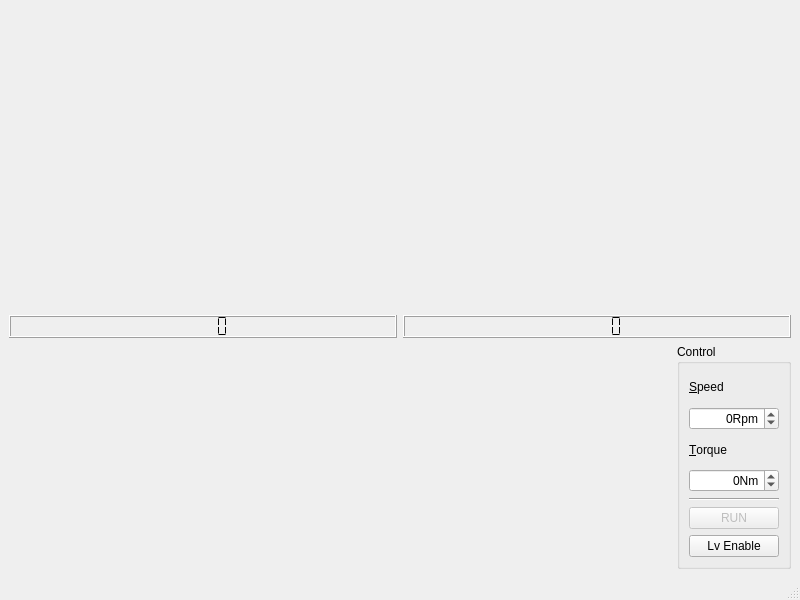
This is mainwindow.ui in Sylvain-Yu/Emma as Qt 5 draws it before an edit. The edited form follows.
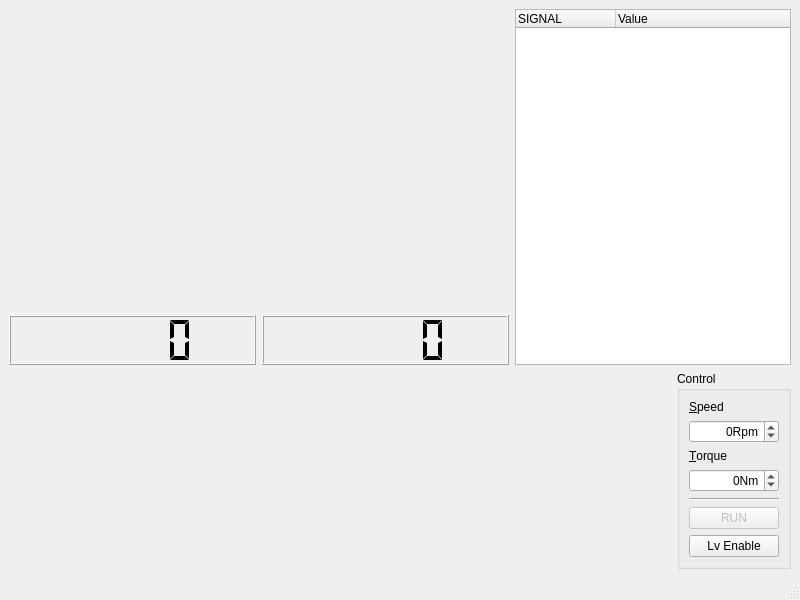
This is the edited form. Custom widgets are drawn as their Qt base class.

Patch:
```diff
--- a/mainwindow.ui
+++ b/mainwindow.ui
@@ -16,12 +16,14 @@
   <widget class="QWidget" name="centralwidget">
    <layout class="QVBoxLayout" name="verticalLayout_3">
     <item>
+     <layout class="QHBoxLayout" name="horizontalLayout_3">
+      <item>
      <layout class="QVBoxLayout" name="verticalLayout_2">
       <item>
        <widget class="QChartView" name="QChatView_1" native="true">
         <property name="minimumSize">
          <size>
-          <width>700</width>
+            <width>500</width>
           <height>300</height>
          </size>
         </property>
@@ -50,6 +52,28 @@
          </widget>
         </item>
        </layout>
+        </item>
+       </layout>
+      </item>
+      <item>
+       <widget class="QTreeWidget" name="treeWidget">
+        <column>
+         <property name="text">
+          <string>SIGNAL</string>
+         </property>
+         <property name="font">
+          <font>
+           <weight>50</weight>
+           <bold>false</bold>
+          </font>
+         </property>
+        </column>
+        <column>
+         <property name="text">
+          <string>Value</string>
+         </property>
+        </column>
+       </widget>
       </item>
      </layout>
     </item>
```
Lines whose indentation alone changed are shown as unchanged.
